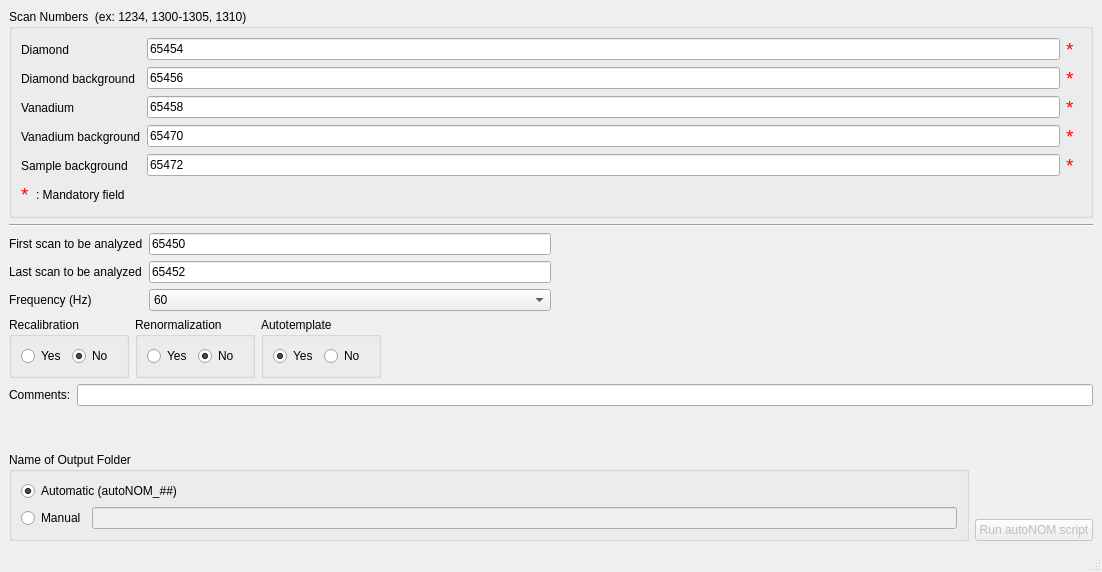
Old version of the form addie/ui/step1.ui in the repository neutrons/addie.
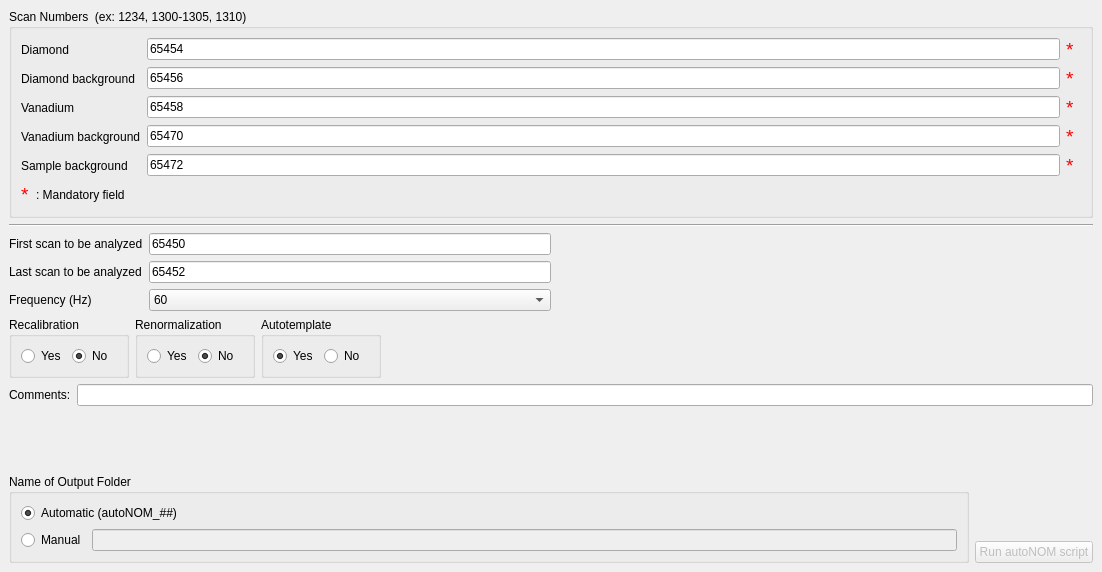
New version of the form.

Commit message: remove status bar

```diff
--- a/addie/ui/step1.ui
+++ b/addie/ui/step1.ui
@@ -799,7 +799,6 @@
     </rect>
    </property>
   </widget>
-  <widget class="QStatusBar" name="statusbar"/>
  </widget>
  <tabstops>
   <tabstop>diamond</tabstop>
```
The commit also changes 19 other files.
